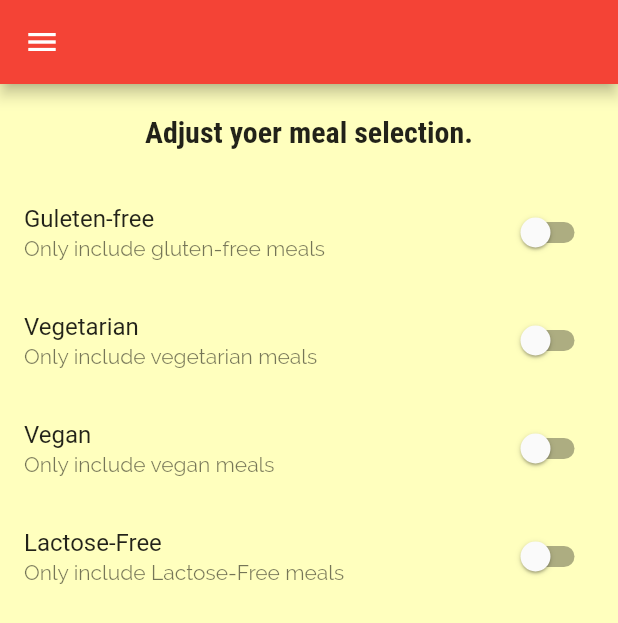
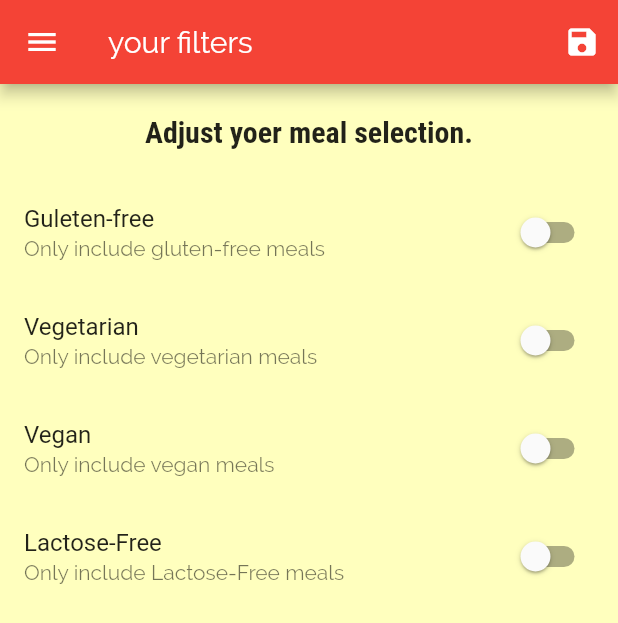
Before and after one commit to AhmedNagii/MealsApp, a Flutter app: the FiltersScreen screen opened by its route, on a phone screen of 412 x 824 dp. Shown: the top 623 px of the screen. Run offline on Flutter 3.47's test engine with Material 2 defaults, Android fonts, the phone set to English and light mode, and no system bars.

Commit message:
logic of filters added

```diff
--- a/lib/main.dart
+++ b/lib/main.dart
@@ -1,9 +1,10 @@
 import 'dart:ui';
 
 import 'package:flutter/material.dart';
-import 'package:meals_app/screens/filtersScreen.dart';
-import './screens/taps_screen.dart';
-import 'screens/categories_screen.dart';
+import 'dummy_data.dart';
+import 'models/meal.dart';
+import 'screens/filtersScreen.dart';
+import 'screens/taps_screen.dart';
 import 'screens/category_meals_screen.dart';
 import 'screens/meal_detail_screen.dart';
 
@@ -11,7 +12,42 @@ void main() {
   runApp(MyApp());
 }
 
-class MyApp extends StatelessWidget {
+class MyApp extends StatefulWidget {
+  @override
+  _MyAppState createState() => _MyAppState();
+}
+
+class _MyAppState extends State<MyApp> {
+  //this map to save user inpute which filters has been used
+  Map<String, bool> _filters = {
+    "gluten": false,
+    "lactose": false,
+    "vegan": false,
+    "vegetarian": false,
+  };
+  List<Meal> _availableMeals = DUMMY_MEALS;
+
+  void _setFilters(Map<String, bool> filterData) {
+    setState(() {
+      _filters = filterData;
+      _availableMeals = DUMMY_MEALS.where((meal) {
+        if (_filters["gluten"] && !meal.isGlutenFree) {
+          return false;
+        }
+        if (_filters["lactose"] && !meal.isLactoseFree) {
+          return false;
+        }
+        if (_filters["Vegetarian"] && !meal.isVegetarian) {
+          return false;
+        }
+        if (_filters["vegan"] && !meal.isVegan) {
+          return false;
+        }
+        return true;
+      }).toList();
+    });
+  }
+
   @override
   Widget build(BuildContext context) {
     return MaterialApp(
@@ -37,15 +73,16 @@ class MyApp extends StatelessWidget {
       // home: TabsScreen(),
       routes: {
         "/": (ctx) => TabsScreen(),
-        CategoryMealsScreen.routeName: (ctx) => CategoryMealsScreen(),
+        CategoryMealsScreen.routeName: (ctx) =>
+            CategoryMealsScreen(_availableMeals),
         MealDetailScreen.routeName: (ctx) => MealDetailScreen(),
-        FiltersScreen.routName: (ctx) => FiltersScreen(),
+        FiltersScreen.routName: (ctx) => FiltersScreen(_filters, _setFilters),
       },
 
       // if we do not have onGenerateRoute even or unknown rout so,
       // we stil can show something on he  screen
       onUnknownRoute: (settings) {
-        return MaterialPageRoute(builder: (ctx) => CategoryMealsScreen());
+        // return MaterialPageRoute(builder: (ctx) => CategoryMealsScreen());
       },
     );
   }
--- a/lib/screens/filtersScreen.dart
+++ b/lib/screens/filtersScreen.dart
@@ -4,6 +4,10 @@ import '../widgets/drawer_content.dart';
 class FiltersScreen extends StatefulWidget {
   static const routName = "/filters_screen";
 
+  final Function saveFilters;
+  final Map<String, bool> currentFilters;
+
+  FiltersScreen(this.currentFilters, this.saveFilters);
   @override
   _FiltersScreenState createState() => _FiltersScreenState();
 }
@@ -13,6 +17,14 @@ class _FiltersScreenState extends State<FiltersScreen> {
   var _vegetarian = false;
   var _vegan = false;
   var _lactoseFree = false;
+  @override
+  initState() {
+    _glutenFree = widget.currentFilters["gluten"];
+    _vegetarian = widget.currentFilters["vegetarian"];
+    _vegan = widget.currentFilters["vegan"];
+    _lactoseFree = widget.currentFilters["lactose"];
+    super.initState();
+  }
 
   Widget _buildFiltersList(
     String filterName,
@@ -33,7 +45,23 @@ class _FiltersScreenState extends State<FiltersScreen> {
   @override
   Widget build(BuildContext context) {
     return Scaffold(
-      appBar: AppBar(title: Text("")),
+      appBar: AppBar(
+        title: Text("your filters"),
+        actions: <Widget>[
+          IconButton(
+            icon: Icon(Icons.save),
+            onPressed: () {
+              Map<String, bool> _selectedFilters = {
+                "gluten": _glutenFree,
+                "lactose": _lactoseFree,
+                "vegan": _vegan,
+                "vegetarian": _vegetarian,
+              };
+              widget.saveFilters(_selectedFilters);
+            },
+          )
+        ],
+      ),
       drawer: DrawerContent(),
       body: Column(
         children: <Widget>[
```
Also changed, not shown: lib/screens/category_meals_screen.dart (+5 -2 lines).
